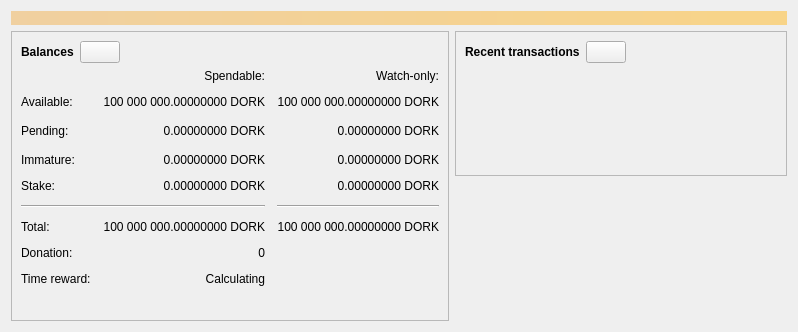
Qt form src/qt/forms/overviewpage.ui (Cryptominer937/dorkcoin) before a commit.
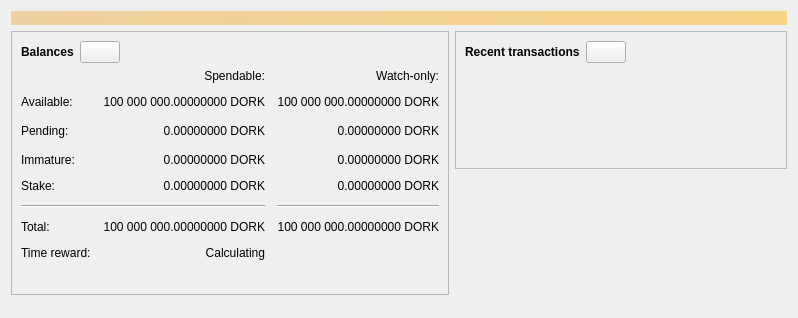
The same form after that commit. Icons and pictures are not drawn. Custom widgets are drawn as their Qt base class.

Commit message: Remove Donation

The edit to the form file:
```diff
--- a/src/qt/forms/overviewpage.ui
+++ b/src/qt/forms/overviewpage.ui
@@ -278,33 +278,7 @@
               </property>
              </widget>
             </item>
-            <item row="7" column="0">
-            <widget class="QLabel" name="labelDonationText">
-              <property name="text">
-               <string>Donation:</string>
-              </property>
-             </widget>
-            </item>
-            <item row="7" column="1">
-            <widget class="QLabel" name="labelDonation">
-              <property name="cursor">
-               <cursorShape>IBeamCursor</cursorShape>
-              </property>
-              <property name="toolTip">
-               <string>Percentage of stake rewards donated</string>
-              </property>
-              <property name="text">
-               <string>0</string>
-              </property>
-              <property name="alignment">
-               <set>Qt::AlignRight|Qt::AlignTrailing|Qt::AlignVCenter</set>
-              </property>
-              <property name="textInteractionFlags">
-               <set>Qt::LinksAccessibleByMouse|Qt::TextSelectableByKeyboard|Qt::TextSelectableByMouse</set>
-              </property>
-             </widget>
-            </item>
-            <item row="8" column="0">
+             <item row="8" column="0">
              <widget class="QLabel" name="labelRewardTimeText">
               <property name="text">
                <string>Time reward:</string>
```
The commit also changes 15 other files.
